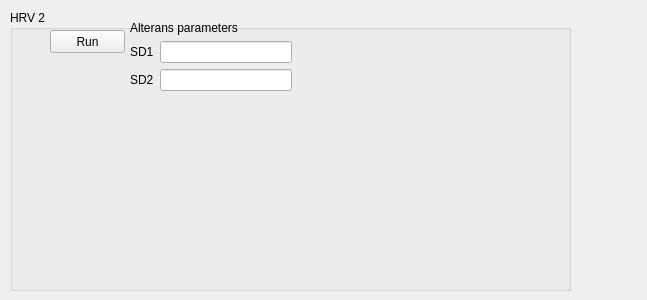
The window that EcgApplicationCore/View/hrv2_gui.ui (KuleszIB/EcgAppCore) describes before a commit, drawn with Qt 5.
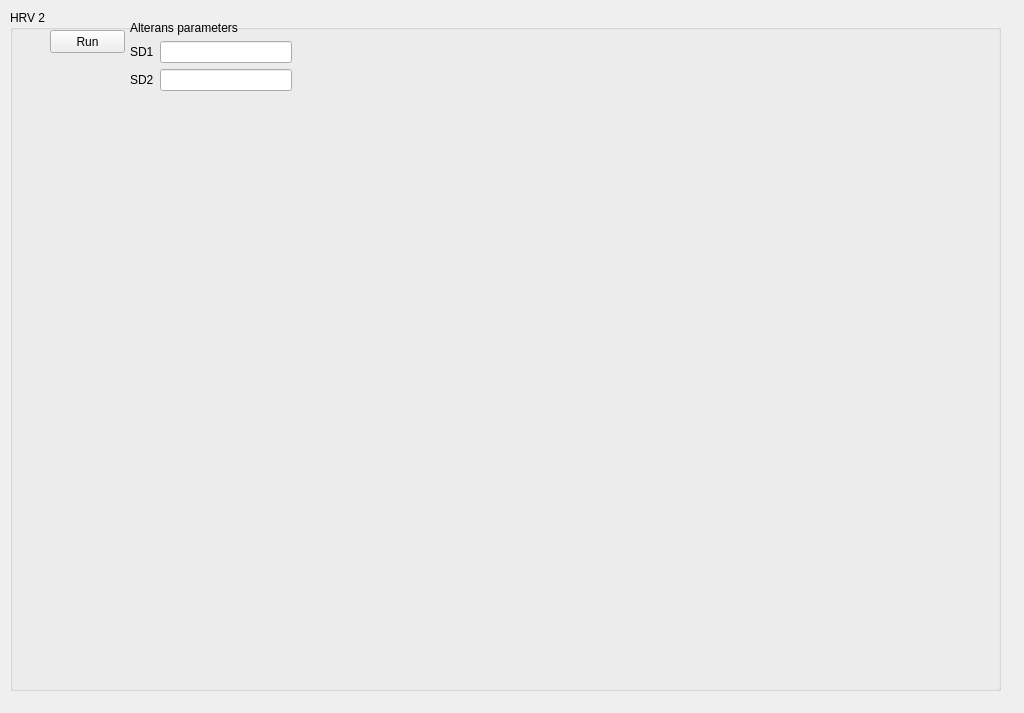
The same window after the commit.

```diff
--- a/EcgApplicationCore/View/hrv2_gui.ui
+++ b/EcgApplicationCore/View/hrv2_gui.ui
@@ -6,8 +6,8 @@
    <rect>
     <x>0</x>
     <y>0</y>
-    <width>647</width>
-    <height>300</height>
+    <width>1024</width>
+    <height>713</height>
    </rect>
   </property>
   <property name="windowTitle">
@@ -18,8 +18,8 @@
     <rect>
      <x>10</x>
      <y>10</y>
-     <width>561</width>
-     <height>281</height>
+     <width>991</width>
+     <height>681</height>
     </rect>
    </property>
    <property name="title">
@@ -90,18 +90,18 @@
      <rect>
       <x>20</x>
       <y>90</y>
-      <width>261</width>
-      <height>171</height>
+      <width>351</width>
+      <height>361</height>
      </rect>
     </property>
    </widget>
    <widget class="QWidget" name="hrv2histPlot" native="true">
     <property name="geometry">
      <rect>
-      <x>300</x>
-      <y>10</y>
-      <width>241</width>
-      <height>241</height>
+      <x>410</x>
+      <y>90</y>
+      <width>351</width>
+      <height>361</height>
      </rect>
     </property>
    </widget>
```
